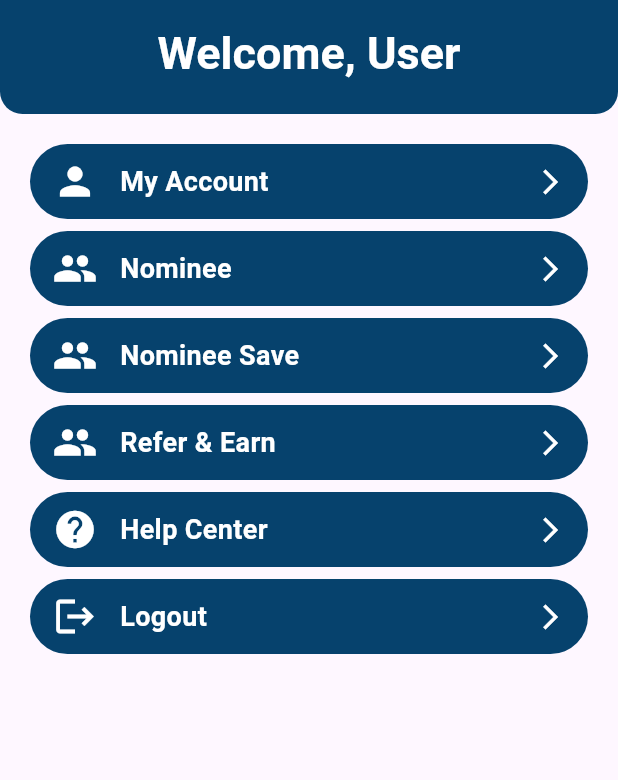
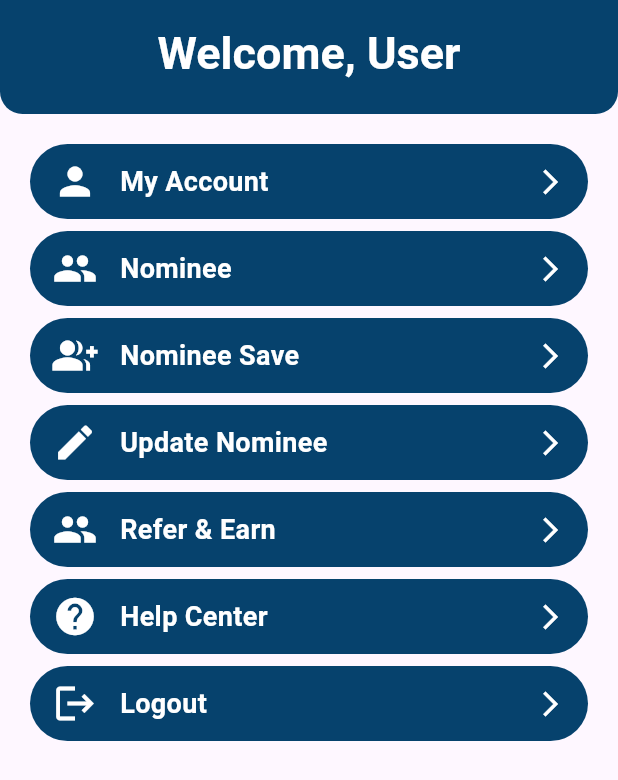
Before and after one commit to Md-Junaead/v6-Micro-Finance, a Flutter app: the UserProfile screen opened directly, on a phone screen of 412 x 824 dp. Shown: the top 780 px of the screen. Run offline on Flutter 3.47's test engine with Material 3 defaults, Android fonts, the phone set to English and light mode, and no system bars; our stand-ins replace animate_do, carousel_slider, country_picker, shared_preferences; accounts and stored records are empty.

Commit message:
Nominee Update Complete

```diff
--- a/lib/screens/profile/profile.dart
+++ b/lib/screens/profile/profile.dart
@@ -1,3 +1,153 @@
+// import 'package:flutter/material.dart';
+// import 'package:provider/provider.dart';
+// import 'package:v1_micro_finance/screens/auth/logout.dart';
+// import 'package:v1_micro_finance/screens/dashboard/referrals_screen.dart';
+// import 'package:v1_micro_finance/screens/dashboard/help_screen.dart';
+// import 'package:v1_micro_finance/configs/widgets/user_app_bar.dart';
+// import 'package:v1_micro_finance/screens/nominee/nominee_save_screen.dart';
+// import 'package:v1_micro_finance/screens/nominee/nominee_screen.dart';
+// import 'package:v1_micro_finance/screens/nominee/nominee_update_screen.dart';
+// import 'package:v1_micro_finance/screens/nominee/nominee_viewmodel.dart';
+// import 'package:v1_micro_finance/screens/signin/auth_view_model.dart';
+// import 'package:v1_micro_finance/screens/signin/user_info_screen.dart';
+
+// // ignore: must_be_immutable
+// class UserProfile extends StatelessWidget {
+//   // List of buttons with titles, icons, and corresponding screens
+//   final List<Map<String, dynamic>> buttons = [
+//     {
+//       "title": "My Account",
+//       "icon": Icons.person,
+//       "screen": UserInfoScreen(),
+//     },
+//     {
+//       "title": "Nominee",
+//       "icon": Icons.group,
+//       "screen": NomineeScreen(),
+//     },
+//     {
+//       "title": "Nominee Save",
+//       "icon": Icons.group,
+//       "screen": NomineeSaveScreen(),
+//     },
+//     {
+//       "title": "Update Nominee",
+//       "icon": Icons.edit,
+//       "onTap": (BuildContext context) {
+//         final auth = Provider.of<AuthViewModel>(context, listen: false);
+//         final nomineeVM = Provider.of<NomineeViewModel>(context, listen: false);
+//         nomineeVM.fetchNominees(auth.user!.id);
+//         Navigator.push(
+//           context,
+//           MaterialPageRoute(builder: (_) => UpdateNomineeScreen()),
+//         );
+//       },
+//     },
+//     {
+//       "title": "Refer & Earn",
+//       "icon": Icons.people,
+//       "screen": ReferralsScreen(),
+//     },
+//     {
+//       "title": "Help Center",
+//       "icon": Icons.help,
+//       "screen": HelpScreen(),
+//     },
+//     {"title": "Logout", "icon": Icons.logout, "screen": Logout()},
+//   ];
+
+//   UserProfile({super.key});
+
+//   @override
+//   Widget build(BuildContext context) {
+//     final user = Provider.of<AuthViewModel>(context).user; // Get user info
+
+//     return Scaffold(
+//       appBar: UserAppBar(),
+//       body: SafeArea(
+//         // Ensures the content does not overlap system UI elements like the status bar or notch
+//         child: SingleChildScrollView(
+//           child: Container(
+//             margin: const EdgeInsets.symmetric(horizontal: 20, vertical: 20),
+//             child: Column(
+//               crossAxisAlignment: CrossAxisAlignment.start,
+//               children: [
+//                 // Part 3: Buttons Section
+//                 ...buttons.map((button) {
+//                   return GestureDetector(
+//                     // Trigger navigation when button is tapped
+//                     onTap: () {
+//                       // Navigate to the respective screen on button tap
+//                       Navigator.push(
+//                         context,
+//                         MaterialPageRoute(
+//                           builder: (context) =>
+//                               button["screen"], // Target screen
+//                         ),
+//                       );
+//                     },
+//                     child: Container(
+//                       margin: const EdgeInsets.only(
+//                           bottom: 8), // Space between buttons
+//                       padding: const EdgeInsets.symmetric(
+//                           vertical: 10), // Vertical padding for button
+//                       decoration: BoxDecoration(
+//                         borderRadius:
+//                             BorderRadius.circular(30), // Rounded button corners
+//                         color:
+//                             Color(0xFF06426D), // Light gray button background
+//                       ),
+//                       child: Row(
+//                         children: [
+//                           // Left Section: Icon
+//                           Padding(
+//                             padding: const EdgeInsets.symmetric(horizontal: 15),
+//                             child: Icon(
+//                               button[
+//                                   'icon'], // Icon dynamically fetched from list
+//                               size: 30, // Icon size
+//                               color: Colors.white, // Icon color
+//                             ),
+//                           ),
+
+//                           // Middle Section: Button Title
+//                           Expanded(
+//                             child: Text(
+//                               button[
+//                                   'title'], // Title dynamically fetched from list
+//                               style: TextStyle(
+//                                 fontSize: 18, // Font size for button title
+//                                 fontWeight: FontWeight.bold, // Bold text
+//                                 color: Colors.white, // Text color
+//                               ),
+//                             ),
+//                           ),
+
+//                           // Right Section: Arrow Icon
+//                           Padding(
+//                             padding: const EdgeInsets.only(
+//                                 right: 15), // Padding on the right side
+//                             child: Icon(
+//                               Icons
+//                                   .arrow_forward_ios, // Arrow icon indicating navigation
+//                               size: 20,
+//                               color: Colors.white, // Icon size
+//                             ),
+//                           ),
+//                         ],
+//                       ),
+//                     ),
+//                   );
+//                 }), // Converts list of buttons to widgets
+//               ],
+//             ),
+//           ),
+//         ),
+//       ),
+//     );
+//   }
+// }
+
 import 'package:flutter/material.dart';
 import 'package:provider/provider.dart';
 import 'package:v1_micro_finance/screens/auth/logout.dart';
@@ -6,12 +156,14 @@ import 'package:v1_micro_finance/screens/dashboard/help_screen.dart';
 import 'package:v1_micro_finance/configs/widgets/user_app_bar.dart';
 import 'package:v1_micro_finance/screens/nominee/nominee_save_screen.dart';
 import 'package:v1_micro_finance/screens/nominee/nominee_screen.dart';
+import 'package:v1_micro_finance/screens/nominee/nominee_update_screen.dart';
+import 'package:v1_micro_finance/screens/nominee/nominee_viewmodel.dart';
 import 'package:v1_micro_finance/screens/signin/auth_view_model.dart';
 import 'package:v1_micro_finance/screens/signin/user_info_screen.dart';
 
 // ignore: must_be_immutable
 class UserProfile extends StatelessWidget {
-  // List of buttons with titles, icons, and corresponding screens
+  // Updated buttons list with new entry
   final List<Map<String, dynamic>> buttons = [
     {
       "title": "My Account",
@@ -25,8 +177,21 @@ class UserProfile extends StatelessWidget {
     },
     {
       "title": "Nominee Save",
-      "icon": Icons.group,
+      "icon": Icons.group_add,
       "screen": NomineeSaveScreen(),
+    },
+    {
+      "title": "Update Nominee",
+      "icon": Icons.edit,
+      "onTap": (BuildContext context) {
+        final auth = Provider.of<AuthViewModel>(context, listen: false);
+        final nomineeVM = Provider.of<NomineeViewModel>(context, listen: false);
+        nomineeVM.fetchNominees(auth.user!.id);
+        Navigator.push(
+          context,
+          MaterialPageRoute(builder: (_) => UpdateNomineeScreen()),
+        );
+      },
     },
     {
       "title": "Refer & Earn",
@@ -45,85 +210,73 @@ class UserProfile extends StatelessWidget {
 
   @override
   Widget build(BuildContext context) {
-    final user = Provider.of<AuthViewModel>(context).user; // Get user info
+    final user = Provider.of<AuthViewModel>(context).user;
 
     return Scaffold(
       appBar: UserAppBar(),
       body: SafeArea(
-        // Ensures the content does not overlap system UI elements like the status bar or notch
         child: SingleChildScrollView(
           child: Container(
             margin: const EdgeInsets.symmetric(horizontal: 20, vertical: 20),
             child: Column(
               crossAxisAlignment: CrossAxisAlignment.start,
               children: [
-                // Part 3: Buttons Section
                 ...buttons.map((button) {
                   return GestureDetector(
-                    // Trigger navigation when button is tapped
                     onTap: () {
-                      // Navigate to the respective screen on button tap
-                      Navigator.push(
-                        context,
-                        MaterialPageRoute(
-                          builder: (context) =>
-                              button["screen"], // Target screen
-                        ),
-                      );
+                      if (button.containsKey('onTap')) {
+                        // Execute custom onTap if provided
+                        button['onTap'](context);
+                      } else {
+                        // Default navigation behavior
+                        Navigator.push(
+                          context,
+                          MaterialPageRoute(
+                            builder: (context) => button["screen"],
+                          ),
+                        );
+                      }
                     },
                     child: Container(
-                      margin: const EdgeInsets.only(
-                          bottom: 8), // Space between buttons
-                      padding: const EdgeInsets.symmetric(
-                          vertical: 10), // Vertical padding for button
+                      margin: const EdgeInsets.only(bottom: 8),
+                      padding: const EdgeInsets.symmetric(vertical: 10),
                       decoration: BoxDecoration(
-                        borderRadius:
-                            BorderRadius.circular(30), // Rounded button corners
-                        color:
-                            Color(0xFF06426D), // Light gray button background
+                        borderRadius: BorderRadius.circular(30),
+                        color: const Color(0xFF06426D),
                       ),
                       child: Row(
                         children: [
-                          // Left Section: Icon
                           Padding(
                             padding: const EdgeInsets.symmetric(horizontal: 15),
                             child: Icon(
-                              button[
-                                  'icon'], // Icon dynamically fetched from list
-                              size: 30, // Icon size
-                              color: Colors.white, // Icon color
+                              button['icon'],
+                              size: 30,
+                              color: Colors.white,
                             ),
                           ),
-
-                          // Middle Section: Button Title
                           Expanded(
                             child: Text(
-                              button[
-                                  'title'], // Title dynamically fetched from list
-                              style: TextStyle(
-                                fontSize: 18, // Font size for button title
-                                fontWeight: FontWeight.bold, // Bold text
-                                color: Colors.white, // Text color
+                              button['title'],
+                              style: const TextStyle(
+                                fontSize: 18,
+                                fontWeight: FontWeight.bold,
+                                color: Colors.white,
                               ),
                             ),
                           ),
-
-                          // Right Section: Arrow Icon
-                          Padding(
-                            padding: const EdgeInsets.only(
-                                right: 15), // Padding on the right side
+                          const Padding(
+                            padding: EdgeInsets.only(right: 15),
                             child: Icon(
-                              Icons
-                                  .arrow_forward_ios, // Arrow icon indicating navigation
+                              Icons.arrow_forward_ios,
                               size: 20,
-                              color: Colors.white, // Icon size
+                              color: Colors.white,
                             ),
                           ),
                         ],
                       ),
                     ),
                   );
-                }), // Converts list of buttons to widgets
+                }),
               ],
             ),
           ),
```
Also changed, not shown: lib/screens/nominee/nominee_update_screen.dart (added, +178 -0 lines), lib/screens/nominee/nominee_viewmodel.dart (+70 -0 lines), pubspec.lock, 12 other files.
